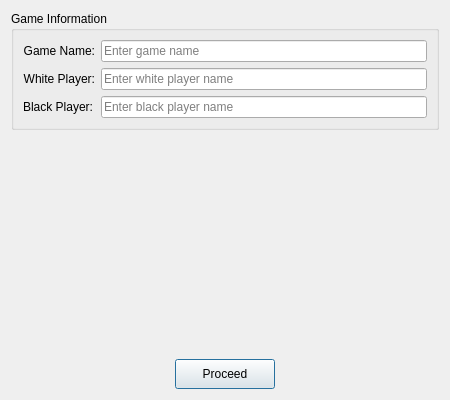
Before: the Qt Designer form ui/newGame.ui in AlienWolfX/thesis-chess, drawn with Qt 5.
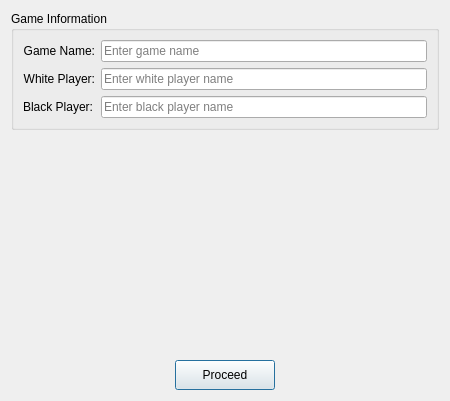
After: the same form once the commit is applied. Icons and pictures are not drawn.

Commit message: fix: update UI dimensions and icon paths in newGame and viewHistory forms

```diff
--- a/ui/newGame.ui
+++ b/ui/newGame.ui
@@ -7,7 +7,7 @@
     <x>0</x>
     <y>0</y>
     <width>450</width>
-    <height>400</height>
+    <height>401</height>
    </rect>
   </property>
   <property name="minimumSize">
```
Left out of the diff: 2 changed lines with no effect on the pictures. The commit also changes 4 other files.
